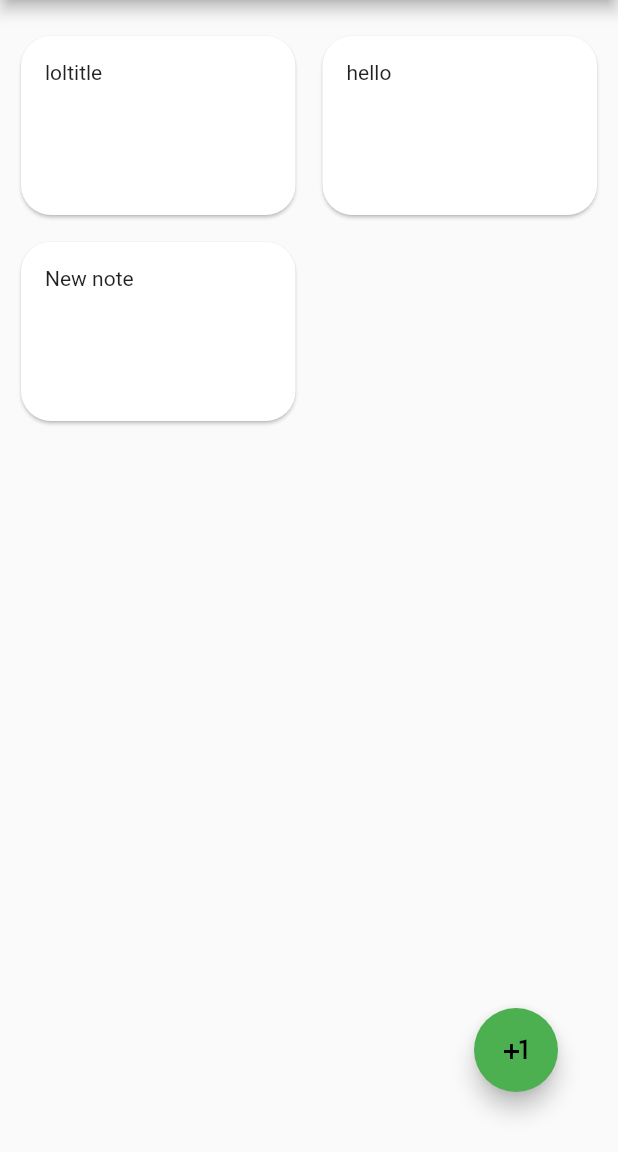
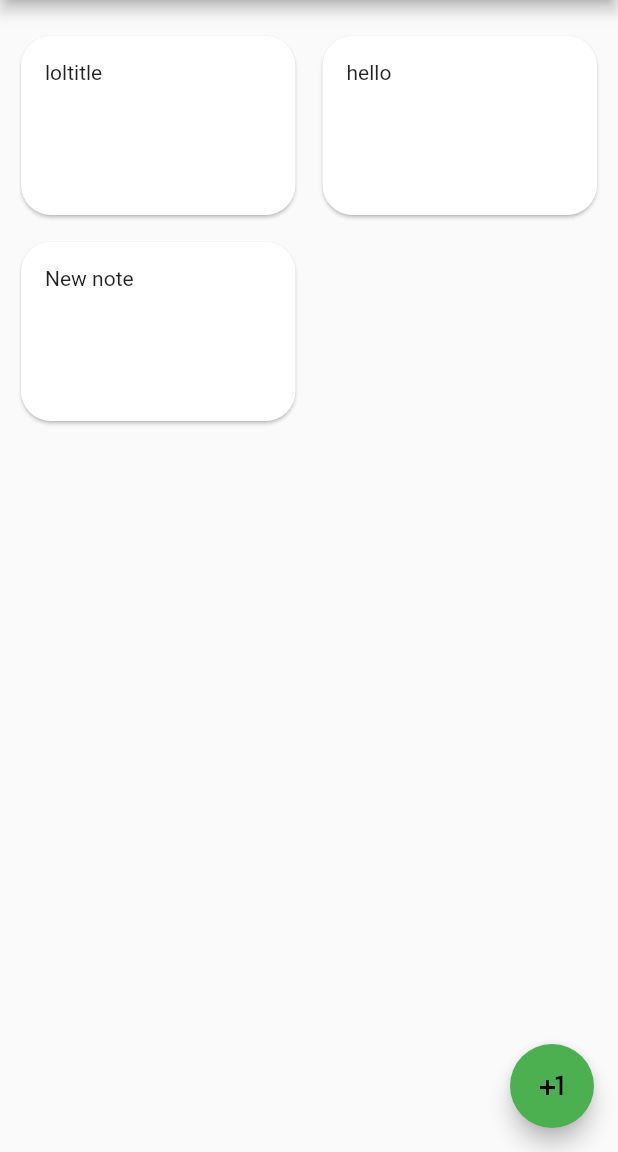
Before and after one commit to chuparts/asyl-notes-app, a Flutter app: the screen it shows after launch, after a tap on the "plus one" icon, on a phone screen of 412 x 824 dp, the part 84-1236 px from its top. Run offline on Flutter 3.47's test engine with Material 2 defaults, Android fonts, the light colour scheme and no system bars.

Commit message:
Code cleanup

```diff
--- a/lib/main.dart
+++ b/lib/main.dart
@@ -40,9 +40,16 @@ class _MyHomePageState extends State<MyHomePage> {
       appBar: AppBar(
         title: Center(child: Text(widget.title)),
       ),
-      body: Stack(
-        children: [
-          Padding(
+      floatingActionButton: FloatingActionButton(
+                        backgroundColor: Colors.green,
+                        onPressed: () {
+                            setState(() {
+                              noteList.add(Note("New note", "New note text"));
+                          });
+                        },
+                        child: const Icon(Icons.plus_one),
+                    ),
+      body: Padding(
         padding: const EdgeInsets.fromLTRB(10, 20, 10, 0),
         child: GridView.builder(
           shrinkWrap: true,
@@ -53,14 +60,6 @@ class _MyHomePageState extends State<MyHomePage> {
                   mainAxisSpacing: 10),
               itemCount: noteList.length,
               itemBuilder: (BuildContext ctx, index) {
-                    // return Container(
-                    //   alignment: Alignment.center,
-                    //   decoration: BoxDecoration(
-                    //     gradient: const LinearGradient(colors: [Color.fromARGB(255, 172, 218, 119), Colors.lightGreen]),
-                    //       //color: Colors.green[200],
-                    //       borderRadius: BorderRadius.circular(15)),
-                    //   child: Text("#$noteNum"),
-                    // );
                 return Card(
                   shape: RoundedRectangleBorder(borderRadius: BorderRadius.circular(20)),
                   child: InkWell(
@@ -73,30 +72,6 @@ class _MyHomePageState extends State<MyHomePage> {
                 );
               }
         ),
-          ),
-          Row(
-            mainAxisAlignment: MainAxisAlignment.end,
-            children: [
-              Column(
-                mainAxisAlignment: MainAxisAlignment.end,
-                children: [
-                  Padding(
-                    padding: const EdgeInsets.all(40.0),
-                    child: FloatingActionButton(
-                        backgroundColor: Colors.green,
-                        onPressed: () {
-                            setState(() {
-                              noteList.add(Note("New note", "New note text"));
-                          });
-                        },
-                        child: const Icon(Icons.plus_one),
-                    ),
-                  ),
-                ],
-              ),
-            ],
-          )
-        ],
       )
     );
   }
```
Lines whose indentation alone changed are shown as unchanged.
